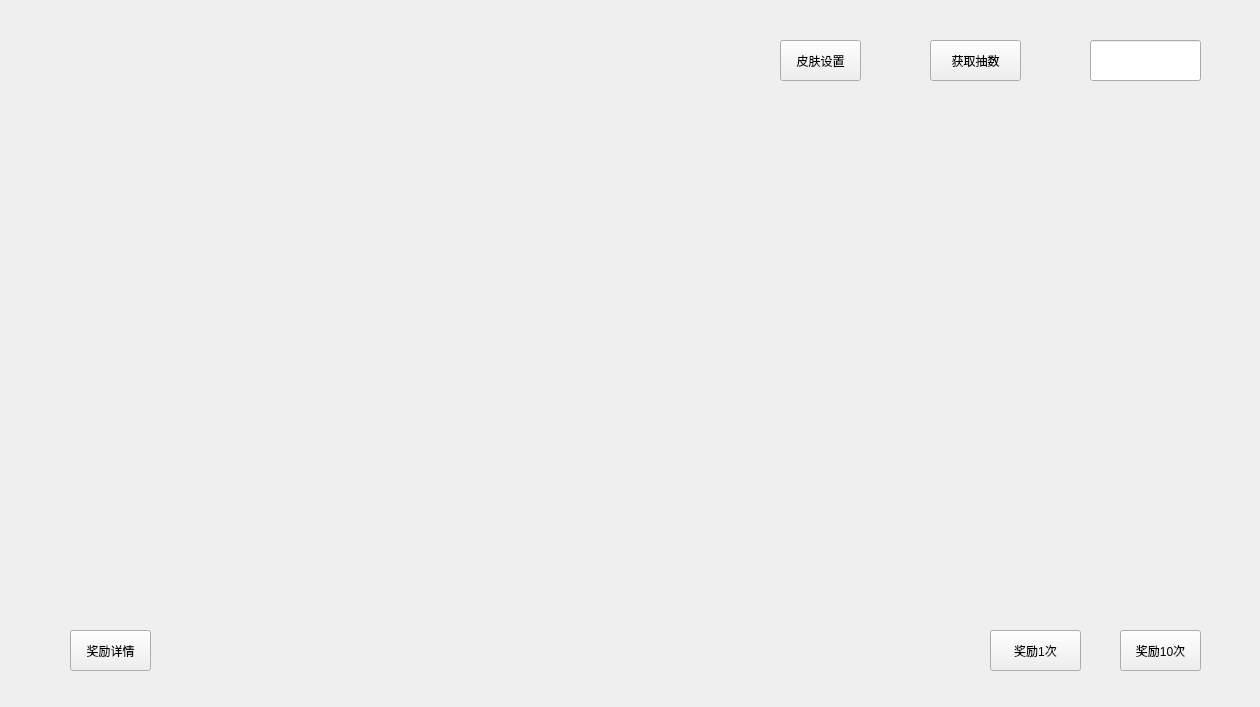
Qt form gift.ui (Hurricane2333/Tomato_Clock) before a commit.
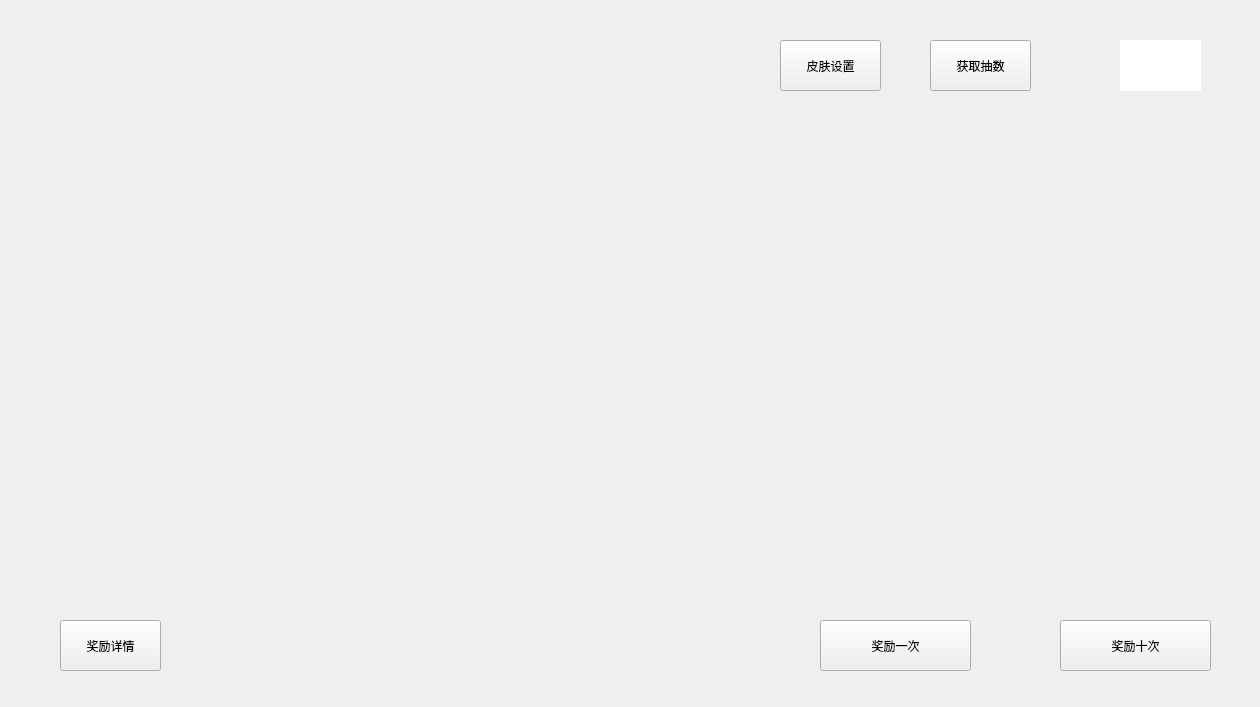
The same form after that commit.

Diff of the .ui file:
```diff
--- a/gift.ui
+++ b/gift.ui
@@ -31,12 +31,15 @@
   <widget class="QPushButton" name="giftButton">
    <property name="geometry">
     <rect>
-     <x>70</x>
-     <y>630</y>
-     <width>81</width>
-     <height>41</height>
+     <x>60</x>
+     <y>620</y>
+     <width>101</width>
+     <height>51</height>
     </rect>
    </property>
+   <property name="styleSheet">
+    <string notr="true">font: 900 14pt &quot;Arial&quot;;</string>
+   </property>
    <property name="text">
     <string>奖励详情</string>
    </property>
@@ -44,27 +47,33 @@
   <widget class="QPushButton" name="Button1">
    <property name="geometry">
     <rect>
-     <x>990</x>
-     <y>630</y>
-     <width>91</width>
-     <height>41</height>
+     <x>820</x>
+     <y>620</y>
+     <width>151</width>
+     <height>51</height>
     </rect>
    </property>
+   <property name="styleSheet">
+    <string notr="true">font: 900 14pt &quot;Arial&quot;;</string>
+   </property>
    <property name="text">
-    <string>奖励1次</string>
+    <string>奖励一次</string>
    </property>
   </widget>
   <widget class="QPushButton" name="Button10">
    <property name="geometry">
     <rect>
-     <x>1120</x>
-     <y>630</y>
-     <width>81</width>
-     <height>41</height>
+     <x>1060</x>
+     <y>620</y>
+     <width>151</width>
+     <height>51</height>
     </rect>
    </property>
+   <property name="styleSheet">
+    <string notr="true">font: 900 14pt &quot;Arial&quot;;</string>
+   </property>
    <property name="text">
-    <string>奖励10次</string>
+    <string>奖励十次</string>
    </property>
   </widget>
   <widget class="QPushButton" name="getButton">
@@ -72,37 +81,50 @@
     <rect>
      <x>930</x>
      <y>40</y>
-     <width>91</width>
-     <height>41</height>
+     <width>101</width>
+     <height>51</height>
     </rect>
    </property>
+   <property name="styleSheet">
+    <string notr="true">font: 900 14pt &quot;Arial&quot;;</string>
+   </property>
    <property name="text">
     <string>获取抽数</string>
    </property>
   </widget>
-  <widget class="QLineEdit" name="lineEdit">
-   <property name="geometry">
-    <rect>
-     <x>1090</x>
-     <y>40</y>
-     <width>111</width>
-     <height>41</height>
-    </rect>
-   </property>
-  </widget>
   <widget class="QPushButton" name="setButton">
    <property name="geometry">
     <rect>
      <x>780</x>
      <y>40</y>
-     <width>81</width>
-     <height>41</height>
+     <width>101</width>
+     <height>51</height>
     </rect>
    </property>
+   <property name="styleSheet">
+    <string notr="true">font: 900 14pt &quot;Arial&quot;;</string>
+   </property>
    <property name="text">
     <string>皮肤设置</string>
    </property>
   </widget>
+  <widget class="QLabel" name="label">
+   <property name="geometry">
+    <rect>
+     <x>1120</x>
+     <y>40</y>
+     <width>81</width>
+     <height>51</height>
+    </rect>
+   </property>
+   <property name="styleSheet">
+    <string notr="true">background-color: rgb(255, 255, 255);
+font: 900 12pt &quot;Arial&quot;;</string>
+   </property>
+   <property name="text">
+    <string/>
+   </property>
+  </widget>
  </widget>
  <resources/>
  <connections/>
```
